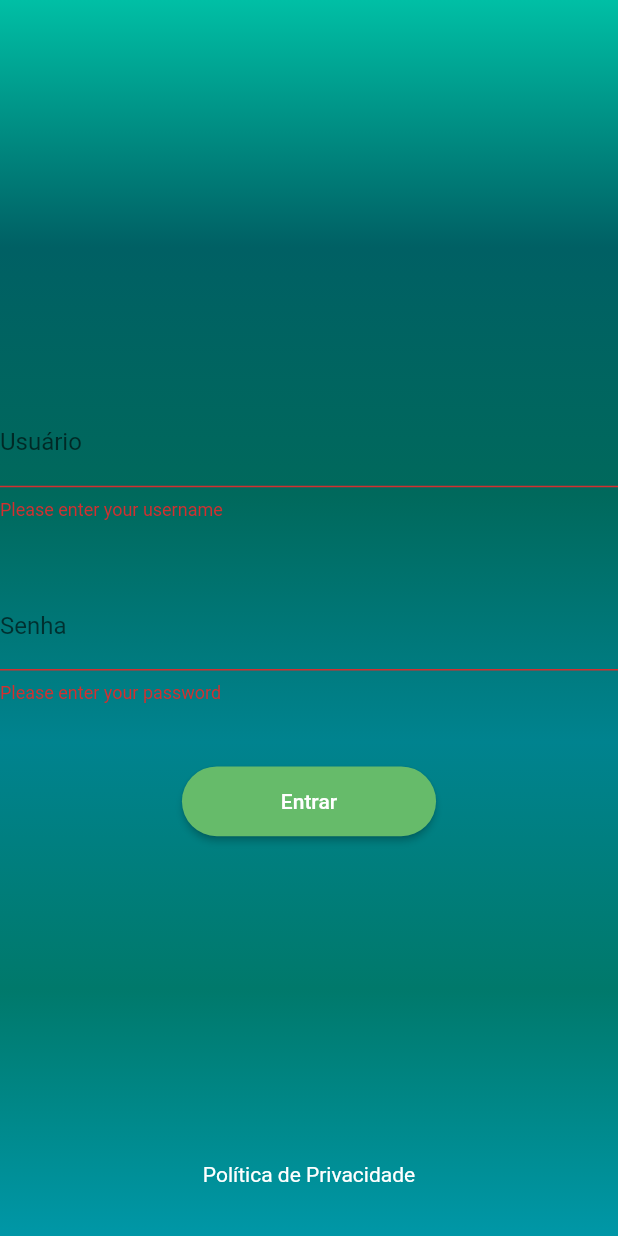
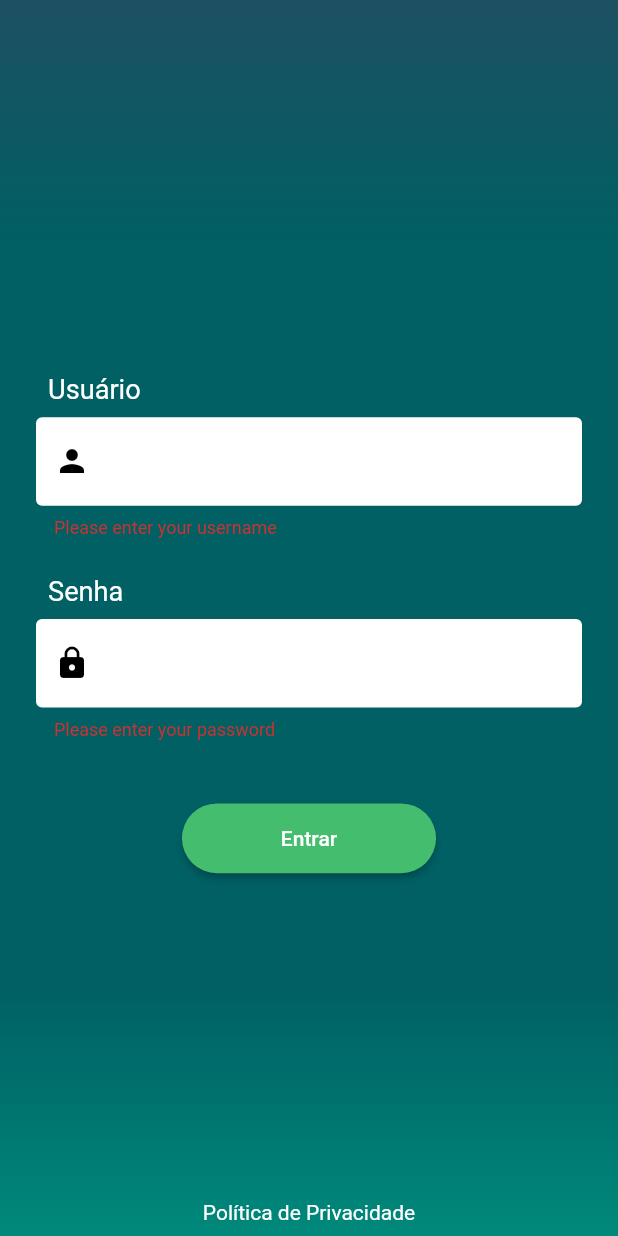
Before and after one commit to endyjams/LoginPage, a Flutter app: the screen it shows after launch, after a tap on "Entrar", on a phone screen of 412 x 824 dp. Run offline on Flutter 3.47's test engine with Material 2 defaults, Android fonts, the phone set to English and light mode, and no system bars; our stand-ins replace flutter_mobx, mobx; generated files the repository leaves out were written again.

Commit message:
changes & fix: correcting login screen gradiente colors & fixing Politica de privacidade text wrong behavior when form field is clicked

```diff
--- a/lib/core/theme/gradient_background.dart
+++ b/lib/core/theme/gradient_background.dart
@@ -5,12 +5,12 @@ LinearGradient GradientBackground() {
     begin: Alignment.topCenter,
     end: Alignment.bottomCenter,
     colors: [
-      Colors.tealAccent.shade700,
+      Color(0xFF1d5062),
       Colors.cyan.shade900,
-      Colors.teal.shade800,
-      Colors.cyan.shade800,
-      Colors.teal.shade700,
-      Colors.cyan.shade700,
+      Colors.cyan.shade900,
+      Colors.cyan.shade900,
+      Colors.cyan.shade900,
+      Colors.teal.shade600,
     ],
   );
 }
--- a/lib/features/authentication/presentation/view/login_page.dart
+++ b/lib/features/authentication/presentation/view/login_page.dart
@@ -19,35 +19,31 @@ class LoginPage extends StatelessWidget {
     return Scaffold(
       body: Container(
         decoration: BoxDecoration(gradient: GradientBackground()),
-      child: Center(
         child: Stack(
           children: [
             const Align(
               alignment: Alignment.center,
               child: LoginForm(),
             ),
-            Align(
-              alignment: Alignment.bottomCenter,
-              child: SingleChildScrollView(
-                child: Column(
-                  children: [
-                    InkWell(
-                      onTap: () =>
-                          _launchURL(Uri.parse('https://www.google.com')),
-                      child: const Text(
+            Positioned(
+              bottom: MediaQuery.of(context).padding.bottom,
+              left: 0,
+              right: 0,
+              child: InkWell(
+                onTap: () => _launchURL(Uri.parse('https://www.google.com')),
+                child: const Padding(
+                  padding: EdgeInsets.all(8.0),
+                  child: Text(
                     'Política de Privacidade',
                     textAlign: TextAlign.center,
                     style: TextStyle(color: Colors.white),
                   ),
-                    ),
-                    SizedBox(height: MediaQuery.of(context).size.height * 0.04)
-                  ],
                 ),
               ),
             ),
           ],
         ),
       ),
-    ));
+    );
   }
 }
--- a/lib/features/authentication/presentation/widgets/login_form.dart
+++ b/lib/features/authentication/presentation/widgets/login_form.dart
@@ -11,36 +11,94 @@ class LoginForm extends StatelessWidget {
   Widget build(BuildContext context) {
     final loginStore = Provider.of<LoginStore>(context);
 
-    return SingleChildScrollView(
+    Widget buildLoginForm() {
+      return Observer(
+        builder: (_) => Padding(
+          padding: const EdgeInsets.only(left: 24.0, right: 24.0),
           child: Column(
-        children: <Widget>[
-          Observer(
-            builder: (_) => TextFormField(
+            mainAxisAlignment: MainAxisAlignment.start,
+            crossAxisAlignment: CrossAxisAlignment.start,
+            children: [
+              Padding(
+                padding: const EdgeInsets.all(8.0),
+                child: Text(
+                  'Usuário',
+                  style: TextStyle(
+                    color: Colors.white,
+                    fontSize: MediaQuery.of(context).size.height * 0.022,
+                  ),
+                ),
+              ),
+              TextFormField(
                 onChanged: (value) {
                   loginStore.username = value;
                   loginStore.validateUsername();
                 },
                 decoration: InputDecoration(
-                labelText: 'Usuário',
+                  floatingLabelBehavior: FloatingLabelBehavior.never,
+                  prefixIcon: const Icon(
+                    Icons.person,
+                    color: Colors.black,
+                  ),
                   errorText: loginStore.usernameError,
+                  filled: true,
+                  fillColor: Colors.white,
+                  border: const OutlineInputBorder(
+                    borderSide: BorderSide.none,
                   ),
                 ),
               ),
-          SizedBox(height: MediaQuery.of(context).size.height * 0.05),
-          Observer(
-            builder: (_) => TextFormField(
+            ],
+          ),
+        ),
+      );
+    }
+
+    Widget buildPasswordForm() {
+      return Observer(
+        builder: (_) => Padding(
+          padding: const EdgeInsets.only(left: 24.0, right: 24.0),
+          child: Column(
+            mainAxisAlignment: MainAxisAlignment.start,
+            crossAxisAlignment: CrossAxisAlignment.start,
+            children: [
+              Padding(
+                padding: const EdgeInsets.all(8.0),
+                child: Text(
+                  'Senha',
+                  style: TextStyle(
+                    color: Colors.white,
+                    fontSize: MediaQuery.of(context).size.height * 0.022,
+                  ),
+                ),
+              ),
+              TextFormField(
                 onChanged: (value) {
                   loginStore.password = value;
                 },
                 obscureText: true,
                 decoration: InputDecoration(
-                labelText: 'Senha',
+                  floatingLabelBehavior: FloatingLabelBehavior.never,
+                  prefixIcon: const Icon(
+                    Icons.lock,
+                    color: Colors.black,
+                  ),
+                  filled: true,
+                  fillColor: Colors.white,
+                  border: const OutlineInputBorder(
+                    borderSide: BorderSide.none,
+                  ),
                   errorText: loginStore.passwordError,
                 ),
               ),
+            ],
           ),
-          SizedBox(height: MediaQuery.of(context).size.height * 0.05),
-          Observer(
+        ),
+      );
+    }
+
+    Widget buildEnterButton() {
+      return Observer(
         builder: (_) => ElevatedButton(
           onPressed: () {
             loginStore.validateUsername();
@@ -49,7 +107,7 @@ class LoginForm extends StatelessWidget {
           },
           style: ElevatedButton.styleFrom(
             shape: const StadiumBorder(),
-                backgroundColor: Colors.green.shade400,
+            backgroundColor: Color(0xFF44bd6e),
             padding: EdgeInsets.symmetric(
               horizontal: MediaQuery.of(context).size.width * 0.16,
               vertical: MediaQuery.of(context).size.height * 0.0185,
@@ -57,7 +115,17 @@ class LoginForm extends StatelessWidget {
           ),
           child: const Text('Entrar'),
         ),
-          ),
+      );
+    }
+
+    return SingleChildScrollView(
+      child: Column(
+        children: <Widget>[
+          buildLoginForm(),
+          SizedBox(height: MediaQuery.of(context).size.height * 0.02),
+          buildPasswordForm(),
+          SizedBox(height: MediaQuery.of(context).size.height * 0.05),
+          buildEnterButton(),
         ],
       ),
     );
--- a/lib/features/authentication/state/login_store.dart
+++ b/lib/features/authentication/state/login_store.dart
@@ -21,19 +21,26 @@ abstract class _LoginStore with Store {
   bool get isUsernameValid => username.length <= 20 && !username.endsWith(' ');
 
   @computed
-  bool get isPasswordValid => password.length >= 2 && password.length <= 20 &&
+  bool get isPasswordValid =>
+      password.length >= 2 &&
+      password.length <= 20 &&
       RegExp(r'^[a-zA-Z0-9]+$').hasMatch(password) &&
       !password.endsWith(' ');
 
   @computed
-  bool get canLogin => isUsernameValid && isPasswordValid && usernameError == null && passwordError == null;
+  bool get canLogin =>
+      isUsernameValid &&
+      isPasswordValid &&
+      usernameError == null &&
+      passwordError == null;
 
   @action
   void validateUsername() {
     if (username.isEmpty) {
       usernameError = 'Please enter your username';
     } else if (!isUsernameValid) {
-      usernameError = 'Username cannot exceed 20 characters and cannot end with space';
+      usernameError =
+          'Username cannot exceed 20 characters\nand cannot end with space';
     } else {
       usernameError = null;
     }
@@ -44,7 +51,8 @@ abstract class _LoginStore with Store {
     if (password.isEmpty) {
       passwordError = 'Please enter your password';
     } else if (!isPasswordValid) {
-      passwordError = 'Password must be at least 2 characters long, no special characters, and less than 20 characters';
+      passwordError =
+          'Password must be at least 2 characters long,\nno special characters, and less than 20 characters\nand cannot end with space';
     } else {
       passwordError = null;
     }
```
Also changed, not shown: 4 other files. Lines whose indentation alone changed are shown as unchanged.
